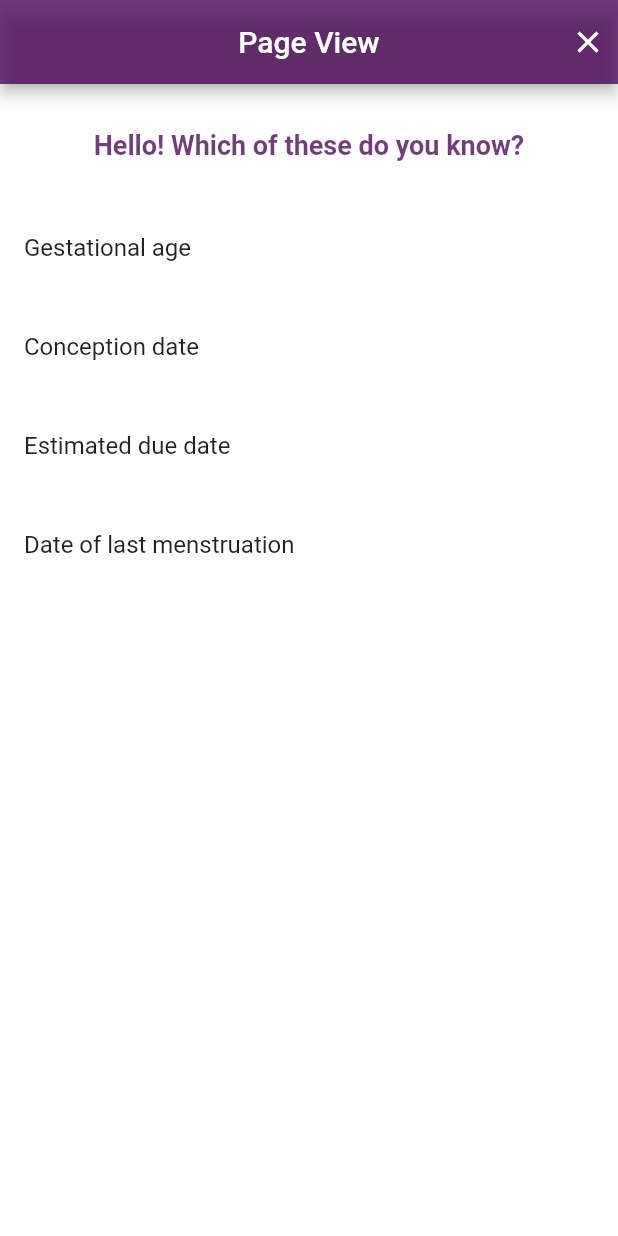
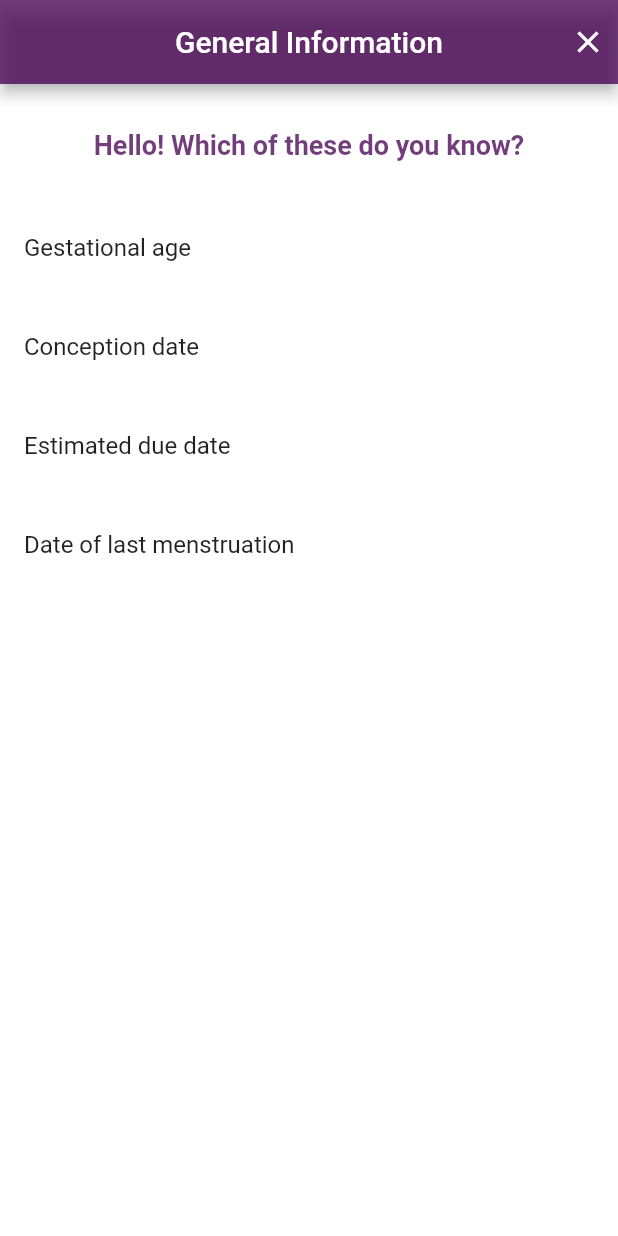
Before and after one commit to rachaelkamau-15/pregnancyHelper, a Flutter app: the screen it shows once a user with an empty profile is signed in, on a phone screen of 412 x 824 dp. Run offline on Flutter 3.47's test engine with Material 2 defaults, Android fonts, the light colour scheme and no system bars; drawn by our look-alikes of curved_navigation_bar; our stand-ins replace cloud_firestore, firebase_auth, firebase_core, flutter_smart_dialog, get; missing offline and left inert: dart:html, dart:js, dart:js_util; accounts and stored records are empty.

Commit message:
random changes

```diff
--- a/lib/viewpage.dart
+++ b/lib/viewpage.dart
@@ -17,7 +17,7 @@ class _ViewPageState extends State<ViewPage> {
   Widget build(BuildContext context) {
     return Scaffold(
       appBar: AppBar(
-        title: const Text("Page View"),
+        title: const Text("General Information"),
         centerTitle: true,
         backgroundColor: Color.fromARGB(195, 71, 1, 83),
         actions: [
--- a/pubspec.yaml
+++ b/pubspec.yaml
@@ -48,6 +48,7 @@ dependencies:
   flutter_page_view_indicator: ^0.0.5
   flutter_datetime_picker: ^1.5.1
   table_calendar: ^3.0.9
+  flutter_launcher_icons: ^0.13.1
 
 
 dependency_overrides:
@@ -66,6 +67,11 @@ dev_dependencies:
 
 # For information on the generic Dart part of this file, see the
 # following page: https://dart.dev/tools/pub/pubspec
+flutter_icons:
+  android: "launcher_icon"
+  ios: true
+  image_path: "assets/icon/logo.jpg"
+  min_sdk_android: 21
 
 # The following section is specific to Flutter packages.
 flutter:
```
Also changed, not shown: images/logo.jpg (added), pubspec.lock, 4 other files.
